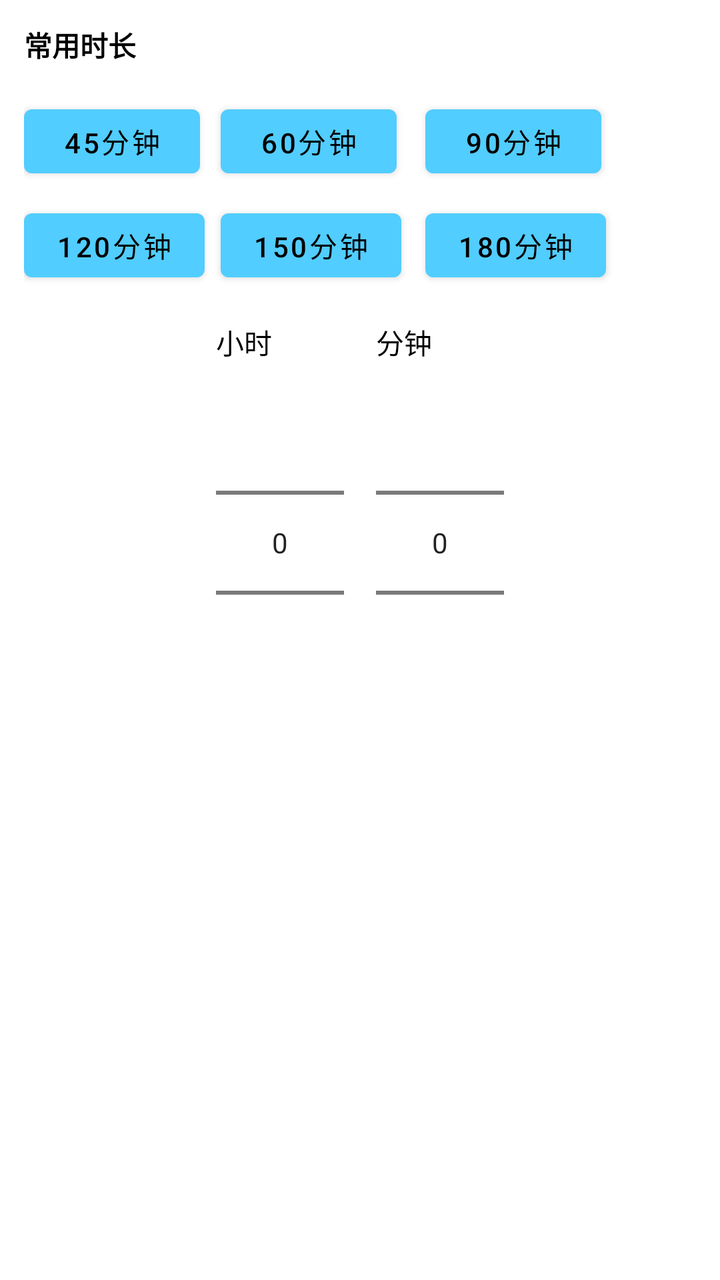
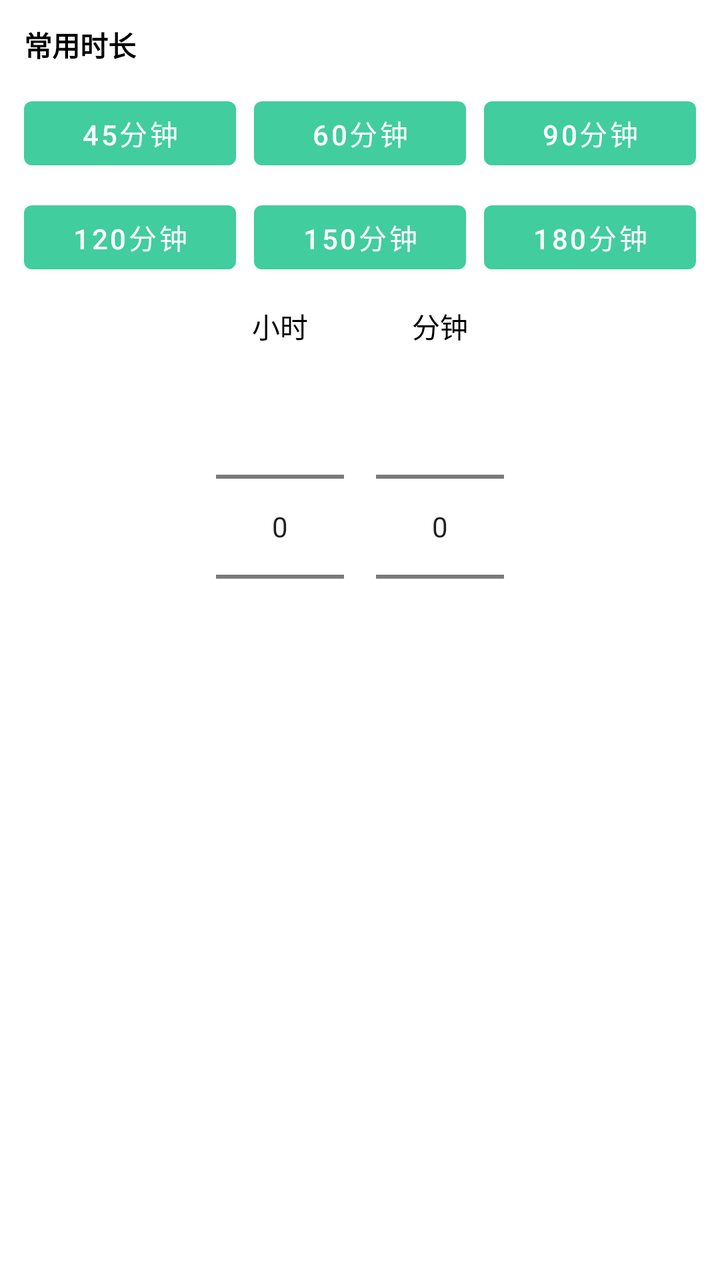

Compare the two renders of this Android layout. The source of the first and the diff that turns it into the second are given below.
<!-- AndroidManifest.xml: application theme Theme.PomodoroTimer -->
<!-- res/layout/dialog_time_picker.xml -->
<?xml version="1.0" encoding="utf-8"?>
<LinearLayout xmlns:android="http://schemas.android.com/apk/res/android"
    android:layout_width="match_parent"
    android:layout_height="wrap_content"
    android:orientation="vertical"
    android:padding="12dp">

    
    <TextView
        android:layout_width="wrap_content"
        android:layout_height="wrap_content"
        android:text="@string/home_quick_duration_title"
        android:textColor="@color/text_primary"
        android:textStyle="bold"
        android:layout_marginBottom="12dp" />

    <GridLayout
        android:id="@+id/preset_container"
        android:layout_width="match_parent"
        android:layout_height="wrap_content"
        android:layout_marginBottom="12dp"
        android:columnCount="3"
        android:alignmentMode="alignBounds"
        android:useDefaultMargins="true">

        <Button
            android:layout_width="wrap_content"
            android:layout_height="44dp"
            android:text="@string/home_quick_duration_45min"
            android:tag="45"
            android:layout_marginEnd="8dp" />

        <Button
            android:layout_width="wrap_content"
            android:layout_height="44dp"
            android:text="@string/home_quick_duration_60min"
            android:tag="60"
            android:layout_marginEnd="8dp" />

        <Button
            android:layout_width="wrap_content"
            android:layout_height="44dp"
            android:text="@string/home_quick_duration_90min"
            android:tag="90"
            android:layout_marginEnd="8dp" />

        <Button
            android:layout_width="wrap_content"
            android:layout_height="44dp"
            android:text="@string/home_quick_duration_120min"
            android:tag="120"
            android:layout_marginEnd="8dp" />

        <Button
            android:layout_width="wrap_content"
            android:layout_height="44dp"
            android:text="@string/home_quick_duration_150min"
            android:tag="150"
            android:layout_marginEnd="8dp" />

        <Button
            android:layout_width="wrap_content"
            android:layout_height="44dp"
            android:text="@string/home_quick_duration_180min"
            android:tag="180" />

    </GridLayout>

    
    <LinearLayout
        android:layout_width="match_parent"
        android:layout_height="wrap_content"
        android:orientation="horizontal"
        android:gravity="center">

        <LinearLayout
            android:layout_width="wrap_content"
            android:layout_height="wrap_content"
            android:orientation="vertical"
            android:layout_marginEnd="16dp">

            <TextView
                android:layout_width="wrap_content"
                android:layout_height="wrap_content"
                android:text="@string/home_duration_unit_hour"
                android:textColor="@color/text_primary" />

            <NumberPicker
                android:id="@+id/picker_hours"
                android:layout_width="wrap_content"
                android:layout_height="wrap_content" />
        </LinearLayout>

        <LinearLayout
            android:layout_width="wrap_content"
            android:layout_height="wrap_content"
            android:orientation="vertical">

            <TextView
                android:layout_width="wrap_content"
                android:layout_height="wrap_content"
                android:text="@string/home_duration_unit_minute"
                android:textColor="@color/text_primary" />

            <NumberPicker
                android:id="@+id/picker_minutes"
                android:layout_width="wrap_content"
                android:layout_height="wrap_content" />
        </LinearLayout>
    </LinearLayout>

</LinearLayout>
<!-- resources referenced by this layout -->
<resources>
  <color name="text_primary">#FF000000</color>
  <string name="home_duration_unit_hour">小时</string>
  <string name="home_duration_unit_minute">分钟</string>
  <string name="home_quick_duration_90min">90分钟</string>
  <string name="home_quick_duration_title">常用时长</string>
  <style name="Theme.PomodoroTimer" parent="Theme.MaterialComponents.DayNight">
          
          <item name="colorPrimary">@color/skyblue</item>
          <item name="colorPrimaryVariant">@color/default_theme_dark</item>
          <item name="colorOnPrimary">@color/text_primary</item>
          
          <item name="colorSecondary">@color/teal_200</item>
          <item name="colorSecondaryVariant">@color/teal_700</item>
          <item name="colorOnSecondary">@color/black</item>
          
          <item name="android:statusBarColor">@color/background_card</item>
          <item name="actionBarStyle">@style/AppActionBar</item>
          <item name="android:actionBarStyle">@style/AppActionBar</item>
          
          <item name="android:navigationBarColor" tools:targetApi="l">@color/background_card</item>
          <item name="android:windowLightStatusBar" tools:targetApi="m">false</item>
      </style>
  <color name="skyblue">#FF51CDFF</color>
  <color name="default_theme_dark">#014971</color>
  <color name="teal_200">#FF03DAC5</color>
  <color name="teal_700">#FF018786</color>
  <color name="black">#FF000000</color>
  <color name="background_card">#FFFFFFFF</color>
  <style name="AppActionBar" parent="Widget.MaterialComponents.ActionBar.Primary">
          <item name="android:background">@color/background_card</item>
          <item name="background">@color/background_card</item>
          <item name="android:titleTextStyle">@style/AppActionBarTitle</item>
          <item name="titleTextStyle">@style/AppActionBarTitle</item>
          <item name="elevation">4dp</item>
      </style>
  <!-- unchanged entries left out for length: 6 -->
</resources>

<!-- the commit's change to res/layout/dialog_time_picker.xml (unified diff, before → after) -->
@@ -21,46 +21,64 @@
         android:layout_marginBottom="12dp"
         android:columnCount="3"
         android:alignmentMode="alignBounds"
-        android:useDefaultMargins="true">
+        android:useDefaultMargins="false">
 
         <Button
-            android:layout_width="wrap_content"
+            android:layout_width="0dp"
             android:layout_height="44dp"
+            android:layout_columnWeight="1"
+            android:layout_gravity="fill_horizontal"
+            android:layout_marginEnd="6dp"
+            android:layout_marginBottom="8dp"
             android:text="@string/home_quick_duration_45min"
-            android:tag="45"
-            android:layout_marginEnd="8dp" />
+            android:tag="45" />
 
         <Button
-            android:layout_width="wrap_content"
+            android:layout_width="0dp"
             android:layout_height="44dp"
+            android:layout_columnWeight="1"
+            android:layout_gravity="fill_horizontal"
+            android:layout_marginStart="3dp"
+            android:layout_marginEnd="3dp"
+            android:layout_marginBottom="8dp"
             android:text="@string/home_quick_duration_60min"
-            android:tag="60"
-            android:layout_marginEnd="8dp" />
+            android:tag="60" />
 
         <Button
-            android:layout_width="wrap_content"
+            android:layout_width="0dp"
             android:layout_height="44dp"
+            android:layout_columnWeight="1"
+            android:layout_gravity="fill_horizontal"
+            android:layout_marginStart="6dp"
+            android:layout_marginBottom="8dp"
             android:text="@string/home_quick_duration_90min"
-            android:tag="90"
-            android:layout_marginEnd="8dp" />
+            android:tag="90" />
 
         <Button
-            android:layout_width="wrap_content"
+            android:layout_width="0dp"
             android:layout_height="44dp"
+            android:layout_columnWeight="1"
+            android:layout_gravity="fill_horizontal"
+            android:layout_marginEnd="6dp"
             android:text="@string/home_quick_duration_120min"
-            android:tag="120"
-            android:layout_marginEnd="8dp" />
+            android:tag="120" />
 
         <Button
-            android:layout_width="wrap_content"
+            android:layout_width="0dp"
             android:layout_height="44dp"
+            android:layout_columnWeight="1"
+            android:layout_gravity="fill_horizontal"
+            android:layout_marginStart="3dp"
+            android:layout_marginEnd="3dp"
             android:text="@string/home_quick_duration_150min"
-            android:tag="150"
-            android:layout_marginEnd="8dp" />
+            android:tag="150" />
 
         <Button
-            android:layout_width="wrap_content"
+            android:layout_width="0dp"
             android:layout_height="44dp"
+            android:layout_columnWeight="1"
+            android:layout_gravity="fill_horizontal"
+            android:layout_marginStart="6dp"
             android:text="@string/home_quick_duration_180min"
             android:tag="180" />
 
@@ -77,11 +95,13 @@
             android:layout_width="wrap_content"
             android:layout_height="wrap_content"
             android:orientation="vertical"
+            android:gravity="center_horizontal"
             android:layout_marginEnd="16dp">
 
             <TextView
                 android:layout_width="wrap_content"
                 android:layout_height="wrap_content"
+                android:gravity="center"
                 android:text="@string/home_duration_unit_hour"
                 android:textColor="@color/text_primary" />
 
@@ -94,11 +114,13 @@
         <LinearLayout
             android:layout_width="wrap_content"
             android:layout_height="wrap_content"
-            android:orientation="vertical">
+            android:orientation="vertical"
+            android:gravity="center_horizontal">
 
             <TextView
                 android:layout_width="wrap_content"
                 android:layout_height="wrap_content"
+                android:gravity="center"
                 android:text="@string/home_duration_unit_minute"
                 android:textColor="@color/text_primary" />
 
<!-- resource entries referenced after the edit -->
@@ -6,35 +6,63 @@
   <string name="home_quick_duration_90min">90分钟</string>
   <string name="home_quick_duration_title">常用时长</string>
   <style name="Theme.PomodoroTimer" parent="Theme.MaterialComponents.DayNight">
-          
-          <item name="colorPrimary">@color/skyblue</item>
-          <item name="colorPrimaryVariant">@color/default_theme_dark</item>
-          <item name="colorOnPrimary">@color/text_primary</item>
-          
-          <item name="colorSecondary">@color/teal_200</item>
-          <item name="colorSecondaryVariant">@color/teal_700</item>
-          <item name="colorOnSecondary">@color/black</item>
-          
-          <item name="android:statusBarColor">@color/background_card</item>
+          <item name="colorPrimary">@color/brand</item>
+          <item name="colorPrimaryVariant">@color/brand</item>
+          <item name="colorOnPrimary">@color/on_brand</item>
+          <item name="colorSecondary">@color/brand</item>
+          <item name="colorSecondaryVariant">@color/brand</item>
+          <item name="colorOnSecondary">@color/on_brand</item>
+          <item name="android:statusBarColor">@color/surface_card</item>
           <item name="actionBarStyle">@style/AppActionBar</item>
           <item name="android:actionBarStyle">@style/AppActionBar</item>
-          
-          <item name="android:navigationBarColor" tools:targetApi="l">@color/background_card</item>
-          <item name="android:windowLightStatusBar" tools:targetApi="m">false</item>
+          <item name="android:navigationBarColor" tools:targetApi="l">@color/surface_card</item>
+          <item name="android:windowLightStatusBar" tools:targetApi="m">true</item>
+          <item name="materialAlertDialogTheme">@style/ThemeOverlay.Pomodoro.MaterialAlertDialog</item>
       </style>
-  <color name="skyblue">#FF51CDFF</color>
-  <color name="default_theme_dark">#014971</color>
-  <color name="teal_200">#FF03DAC5</color>
-  <color name="teal_700">#FF018786</color>
-  <color name="black">#FF000000</color>
-  <color name="background_card">#FFFFFFFF</color>
+  <color name="brand">#FF41CD9D</color>
+  <color name="on_brand">@color/absolute_white</color>
+  <color name="surface_card">#FFFFFFFF</color>
   <style name="AppActionBar" parent="Widget.MaterialComponents.ActionBar.Primary">
-          <item name="android:background">@color/background_card</item>
-          <item name="background">@color/background_card</item>
+          <item name="android:background">@color/surface_card</item>
+          <item name="background">@color/surface_card</item>
           <item name="android:titleTextStyle">@style/AppActionBarTitle</item>
           <item name="titleTextStyle">@style/AppActionBarTitle</item>
           <item name="elevation">4dp</item>
       </style>
+  <style name="ThemeOverlay.Pomodoro.MaterialAlertDialog" parent="ThemeOverlay.MaterialComponents.MaterialAlertDialog">
+          <item name="colorPrimary">@color/brand</item>
+          <item name="colorSecondary">@color/brand</item>
+          <item name="colorSurface">@color/surface_card</item>
+          <item name="colorOnSurface">@color/text_primary</item>
+          <item name="materialAlertDialogTitleTextStyle">@style/TextAppearance.Pomodoro.Dialog.Title</item>
+          <item name="materialAlertDialogBodyTextStyle">@style/TextAppearance.Pomodoro.Dialog.Body</item>
+          <item name="shapeAppearanceOverlay">@style/ShapeAppearance.Pomodoro.Dialog</item>
+          <item name="buttonBarPositiveButtonStyle">@style/Widget.Pomodoro.Dialog.Button</item>
+          <item name="buttonBarNegativeButtonStyle">@style/Widget.Pomodoro.Dialog.Button</item>
+          <item name="buttonBarNeutralButtonStyle">@style/Widget.Pomodoro.Dialog.Button</item>
+      </style>
+  <color name="absolute_white">#FFFFFFFF</color>
+  <style name="TextAppearance.Pomodoro.Dialog.Title" parent="MaterialAlertDialog.MaterialComponents.Title.Text">
+          <item name="android:textColor">@color/text_primary</item>
+          <item name="android:textSize">18sp</item>
+          <item name="android:textStyle">bold</item>
+      </style>
+  <style name="TextAppearance.Pomodoro.Dialog.Body" parent="MaterialAlertDialog.MaterialComponents.Body.Text">
+          <item name="android:textColor">@color/text_secondary</item>
+          <item name="android:textSize">14sp</item>
+          <item name="android:lineSpacingExtra">3dp</item>
+      </style>
+  <style name="ShapeAppearance.Pomodoro.Dialog" parent="ShapeAppearance.MaterialComponents.LargeComponent">
+          <item name="cornerFamily">rounded</item>
+          <item name="cornerSize">20dp</item>
+      </style>
+  <style name="Widget.Pomodoro.Dialog.Button" parent="Widget.MaterialComponents.Button.TextButton.Dialog">
+          <item name="android:textColor">@color/brand</item>
+          <item name="android:textAllCaps">false</item>
+          <item name="rippleColor">@color/brand_container</item>
+      </style>
+  <color name="text_secondary">#FF666666</color>
+  <color name="brand_container">#1A41CD9D</color>
   <!-- unchanged entries left out for length: 6 -->
 </resources>
 
